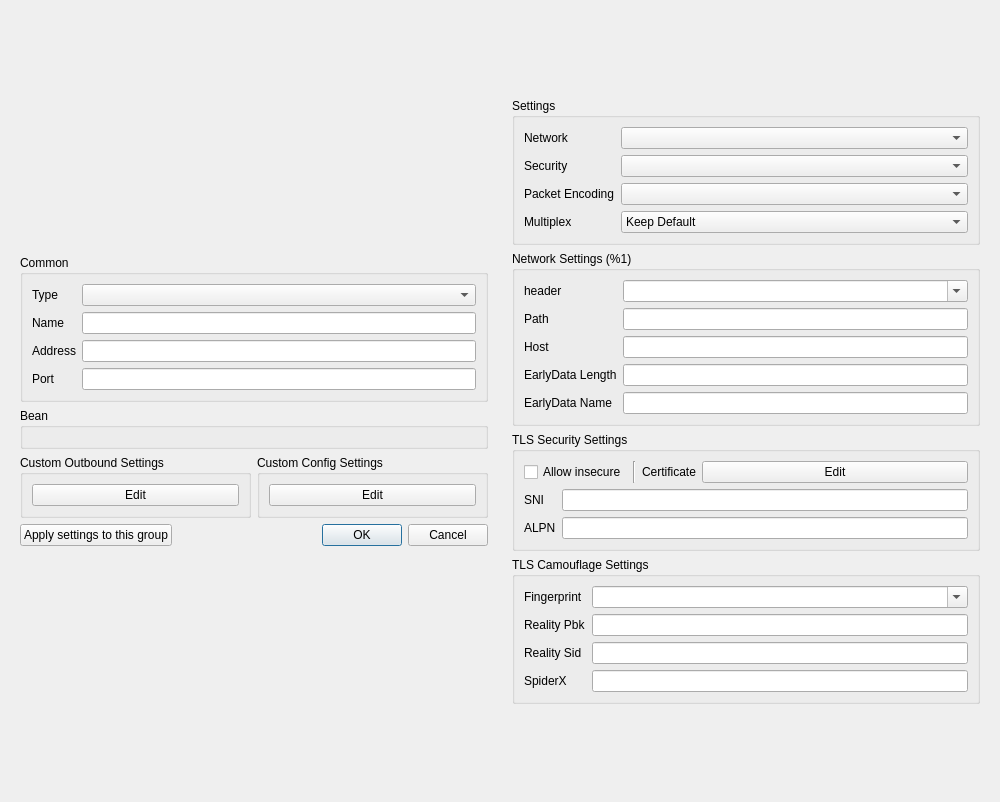
First picture: the form in ui/edit/dialog_edit_profile.ui, repository DavidYordan/nekoray, before the edit.
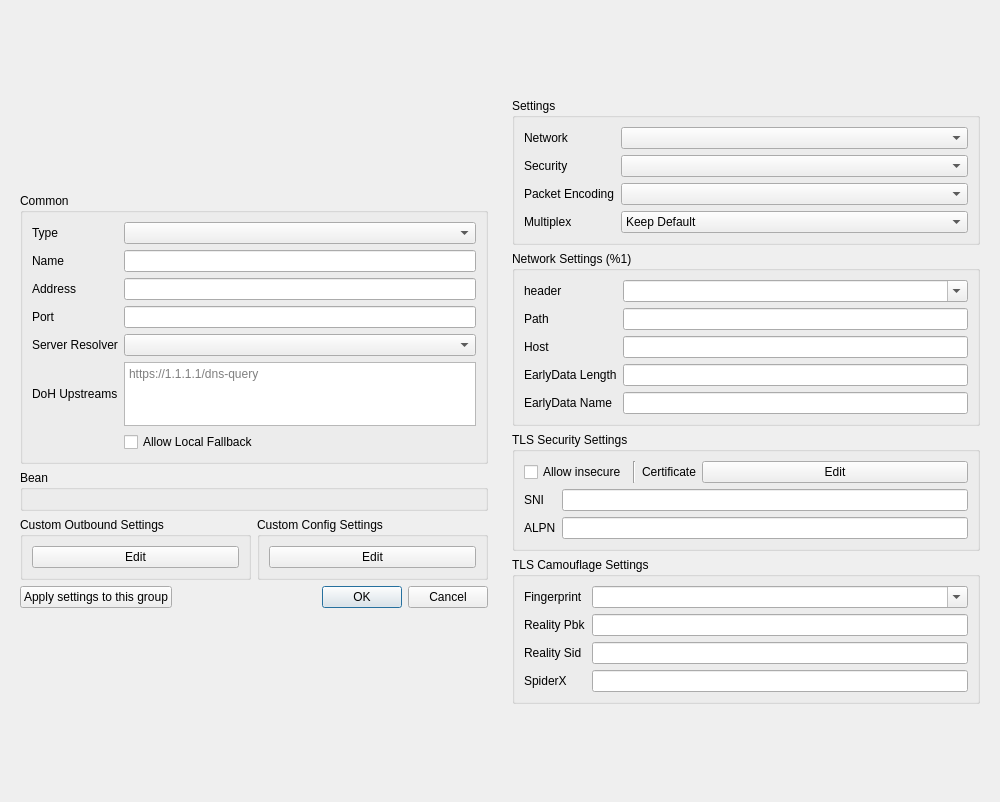
Second picture: the form after the edit. Custom widgets are drawn as their Qt base class.

Commit message: integrate routefluent sing-box anytls resolver

Diff of the .ui file:
```diff
--- a/ui/edit/dialog_edit_profile.ui
+++ b/ui/edit/dialog_edit_profile.ui
@@ -61,6 +61,43 @@
            <item row="3" column="1">
             <widget class="QLineEdit" name="port"/>
            </item>
+           <item row="4" column="0">
+            <widget class="QLabel" name="serverResolverMode_l">
+             <property name="text">
+              <string>Server Resolver</string>
+             </property>
+            </widget>
+           </item>
+           <item row="4" column="1">
+            <widget class="QComboBox" name="serverResolverMode"/>
+           </item>
+           <item row="5" column="0">
+            <widget class="QLabel" name="serverResolverDohUpstreams_l">
+             <property name="text">
+              <string>DoH Upstreams</string>
+             </property>
+            </widget>
+           </item>
+           <item row="5" column="1">
+            <widget class="QPlainTextEdit" name="serverResolverDohUpstreams">
+             <property name="maximumSize">
+              <size>
+               <width>16777215</width>
+               <height>64</height>
+              </size>
+             </property>
+             <property name="placeholderText">
+              <string notr="true">https://1.1.1.1/dns-query</string>
+             </property>
+            </widget>
+           </item>
+           <item row="6" column="1">
+            <widget class="QCheckBox" name="serverResolverAllowLocalFallback">
+             <property name="text">
+              <string>Allow Local Fallback</string>
+             </property>
+            </widget>
+           </item>
            <item row="0" column="0">
             <widget class="QLabel" name="type_l">
              <property name="text">
```
Left out of the diff: 3 changed lines with no effect on the pictures. The commit also changes 23 other files.
